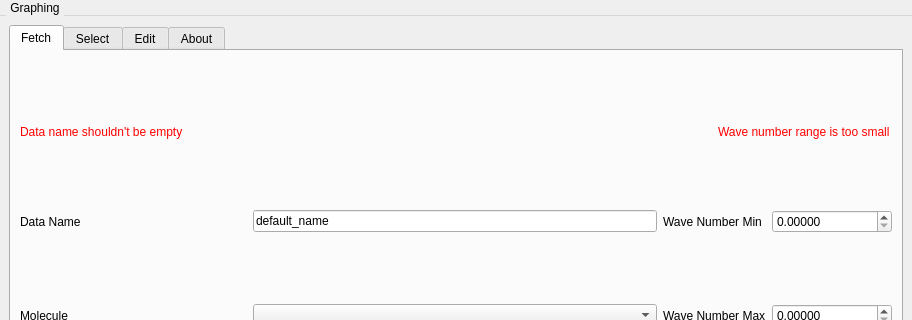
This is layouts/main_window.ui in hitranonline/hapiest as Qt 5 draws it before an edit; both pictures show x 0 to 912 and y 0 to 320 of the 912 by 623 pixel window. The edited form follows.
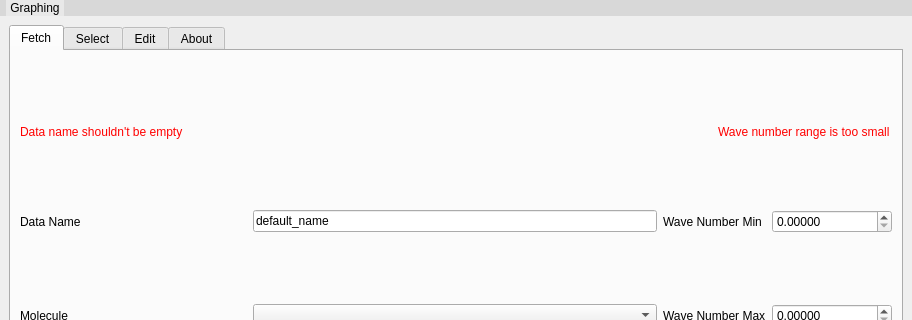
This is the edited form.

Commit message: Updated graphing button in Main Window

```diff
--- a/layouts/main_window.ui
+++ b/layouts/main_window.ui
@@ -997,10 +997,12 @@
     </rect>
    </property>
    <property name="styleSheet">
-    <string notr="true">QMenuBar::item {
+    <string notr="true">QMenuBar {
+    background: #d8d8d8;
+}
+QMenuBar::item {
     padding: 1px 4px;
-    background: transparent;
-    border-radius: 4px;
+    background: #e8e8e8;
 }
 QMenuBar::item:selected {
     background: #a8a8a8;
```
The commit also changes 1 other file.
